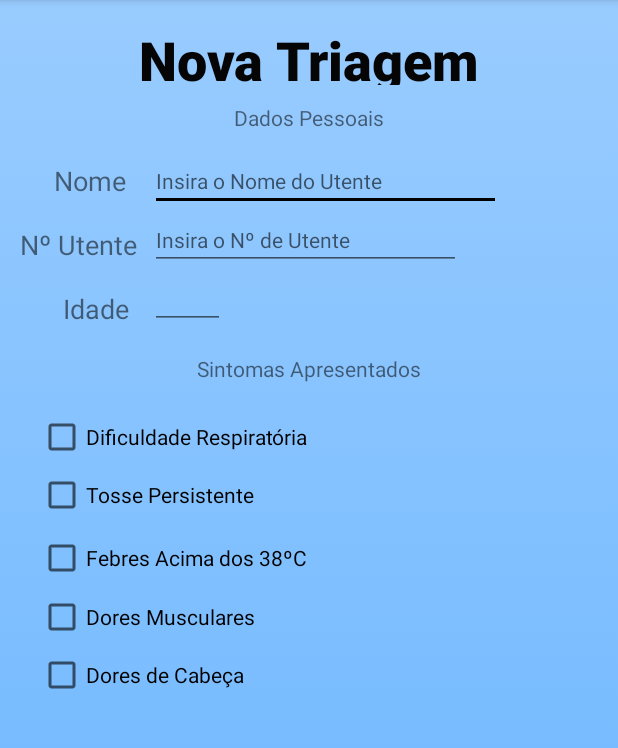
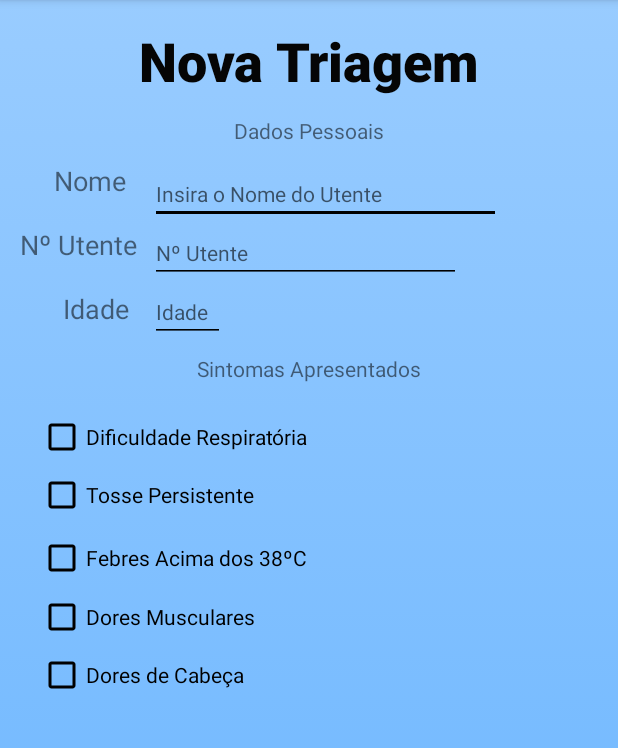
Before and after one commit to joaomftorres/AppTriagem, an Android app: the ActivityNovaTriagem screen opened directly, with no data from a screen before it, on a phone screen of 412 x 824 dp, the part 84-832 px from its top. Run offline under Robolectric (Android 15) with nearby library versions, the phone set to English and light mode, and no system bars; Roboto replaces fonts that are not available here.

Commit message:
Resolução de bug na Scrool View das Triagens Altaração de string

```diff
--- a/app/src/main/res/layout/activity_nova_triagem.xml
+++ b/app/src/main/res/layout/activity_nova_triagem.xml
@@ -1,11 +1,15 @@
 <?xml version="1.0" encoding="utf-8"?>
-<androidx.constraintlayout.widget.ConstraintLayout xmlns:android="http://schemas.android.com/apk/res/android"
+
+
+<androidx.constraintlayout.widget.ConstraintLayout
+    xmlns:android="http://schemas.android.com/apk/res/android"
     xmlns:app="http://schemas.android.com/apk/res-auto"
     xmlns:tools="http://schemas.android.com/tools"
     android:layout_width="match_parent"
     android:layout_height="match_parent"
     android:background="@drawable/backgroudgradient"
     tools:context=".ActivityNovaTriagem">
+
 
     <CheckBox
         android:id="@+id/checkBoxDificuldadeRespiratoria"
@@ -14,6 +18,7 @@
         android:layout_marginStart="25dp"
         android:layout_marginLeft="25dp"
         android:layout_marginTop="275dp"
+        android:buttonTint="@android:color/black"
         android:text="@string/checkBoxDificuldadeRespiratoria"
         app:layout_constraintStart_toStartOf="parent"
         app:layout_constraintTop_toTopOf="parent" />
@@ -26,6 +31,7 @@
         android:layout_marginLeft="25dp"
         android:layout_marginTop="314dp"
         android:checked="false"
+        android:buttonTint="@android:color/black"
         android:text="@string/checkBoxTossePersistente"
         app:layout_constraintStart_toStartOf="parent"
         app:layout_constraintTop_toTopOf="parent" />
@@ -37,6 +43,7 @@
         android:layout_marginStart="25dp"
         android:layout_marginLeft="25dp"
         android:layout_marginTop="356dp"
+        android:buttonTint="@android:color/black"
         android:text="@string/checkBoxFebre"
         app:layout_constraintStart_toStartOf="parent"
         app:layout_constraintTop_toTopOf="parent" />
@@ -48,6 +55,7 @@
         android:layout_marginStart="25dp"
         android:layout_marginLeft="25dp"
         android:layout_marginTop="395dp"
+        android:buttonTint="@android:color/black"
         android:text="@string/checkBoxDoresMusculares"
         app:layout_constraintStart_toStartOf="parent"
         app:layout_constraintTop_toTopOf="parent" />
@@ -59,9 +67,13 @@
         android:layout_marginStart="25dp"
         android:layout_marginLeft="25dp"
         android:layout_marginTop="434dp"
+        android:buttonTint="@android:color/black"
         android:text="@string/checkBoxDoresCabeça"
         app:layout_constraintStart_toStartOf="parent"
         app:layout_constraintTop_toTopOf="parent" />
+
+
+
 
     <EditText
         android:id="@+id/editTextNomeUtente"
@@ -71,36 +83,41 @@
         android:layout_marginLeft="100dp"
         android:layout_marginTop="17dp"
         android:backgroundTint="@android:color/black"
+        android:textCursorDrawable="@null"
         android:ems="10"
         android:hint="Insira o Nome do Utente"
         android:inputType="textPersonName"
-        android:textCursorDrawable="@android:color/black"
         android:textSize="14sp"
         app:layout_constraintStart_toStartOf="parent"
         app:layout_constraintTop_toBottomOf="@+id/textViewDadosPessoais" />
 
     <EditText
-        android:id="@+id/editText3"
+        android:id="@+id/editTextIdade"
         android:layout_width="50dp"
         android:layout_height="35dp"
         android:layout_marginStart="100dp"
         android:layout_marginLeft="100dp"
         android:layout_marginTop="4dp"
+        android:backgroundTint="@android:color/black"
+        android:textCursorDrawable="@null"
         android:ems="10"
+        android:hint="@string/editTextIdade"
         android:inputType="number"
         android:textSize="14sp"
         app:layout_constraintStart_toStartOf="parent"
-        app:layout_constraintTop_toBottomOf="@+id/editText" />
+        app:layout_constraintTop_toBottomOf="@+id/editTextNumeroUtente" />
 
     <EditText
-        android:id="@+id/editText"
+        android:id="@+id/editTextNumeroUtente"
         android:layout_width="207dp"
         android:layout_height="35dp"
         android:layout_marginStart="100dp"
         android:layout_marginLeft="100dp"
         android:layout_marginTop="4dp"
+        android:backgroundTint="@android:color/black"
+        android:textCursorDrawable="@null"
         android:ems="10"
-        android:hint="Insira o Nº de Utente"
+        android:hint="@string/textViewNumeroUtente"
         android:inputType="number"
         android:textSize="14sp"
         app:layout_constraintStart_toStartOf="parent"
@@ -126,7 +143,7 @@
         android:layout_marginStart="36dp"
         android:layout_marginLeft="36dp"
         android:layout_marginTop="108dp"
-        android:text="Nome"
+        android:text="@string/textViewNome"
         android:textSize="18sp"
         app:layout_constraintStart_toStartOf="parent"
         app:layout_constraintTop_toTopOf="parent" />
@@ -138,7 +155,7 @@
         android:layout_marginStart="37dp"
         android:layout_marginLeft="37dp"
         android:layout_marginTop="18dp"
-        android:text="Idade"
+        android:text="@string/textViewIdade"
         android:textSize="18sp"
         app:layout_constraintEnd_toEndOf="@+id/textViewNumeroUtente"
         app:layout_constraintHorizontal_bias="0.454"
@@ -147,8 +164,8 @@
 
     <TextView
         android:id="@+id/textViewNovaTriagem"
-        android:layout_width="235dp"
-        android:layout_height="41dp"
+        android:layout_width="237dp"
+        android:layout_height="50dp"
         android:layout_marginTop="15dp"
         android:gravity="center"
         android:text="@string/textViewNovaTriagem"
@@ -167,7 +184,7 @@
         android:layout_width="wrap_content"
         android:layout_height="wrap_content"
         android:layout_marginTop="12dp"
-        android:text="Dados Pessoais"
+        android:text="@string/textViewDadosPessoais"
         app:layout_constraintEnd_toEndOf="parent"
         app:layout_constraintHorizontal_bias="0.5"
         app:layout_constraintStart_toStartOf="parent"
@@ -184,4 +201,4 @@
         app:layout_constraintStart_toStartOf="parent"
         app:layout_constraintTop_toTopOf="parent" />
 
-</androidx.constraintlayout.widget.ConstraintLayout>
+    </androidx.constraintlayout.widget.ConstraintLayout>
--- a/app/src/main/res/layout/activity_triagens.xml
+++ b/app/src/main/res/layout/activity_triagens.xml
@@ -4,8 +4,9 @@
     xmlns:app="http://schemas.android.com/apk/res-auto"
     xmlns:tools="http://schemas.android.com/tools"
     android:layout_width="fill_parent"
-    android:layout_height="fill_parent"
-    android:background="@drawable/backgroudgradient">
+    android:layout_height="match_parent"
+    android:background="@drawable/backgroudgradient"
+    tools:context=".ActivityTriagens">
 
     <androidx.constraintlayout.widget.ConstraintLayout
         android:layout_width="match_parent"
@@ -53,7 +54,6 @@
             android:id="@+id/imageView"
             android:layout_width="272dp"
             android:layout_height="355dp"
-        android:layout_marginBottom="439dp"
             app:layout_constraintBottom_toBottomOf="parent"
             app:layout_constraintEnd_toEndOf="parent"
             app:layout_constraintHorizontal_bias="0.496"
@@ -63,4 +63,6 @@
             app:srcCompat="@drawable/imgtriagem" />
 
     </androidx.constraintlayout.widget.ConstraintLayout>
+
+
 </ScrollView>
--- a/app/src/main/res/values/strings.xml
+++ b/app/src/main/res/values/strings.xml
@@ -16,4 +16,9 @@
     <string name="checkBoxFebre">Febres Acima dos 38ºC</string>
     <string name="checkBoxDoresMusculares">Dores Musculares</string>
     <string name="checkBoxDoresCabeça">Dores de Cabeça</string>
+    <string name="editTextNumeroUtente">Insira o Numero do Utente</string>
+    <string name="editTextIdade">Idade</string>
+    <string name="textViewNome">Nome</string>
+    <string name="textViewIdade">Idade</string>
+    <string name="textViewDadosPessoais">Dados Pessoais</string>
 </resources>
```
Lines whose indentation alone changed are shown as unchanged.
